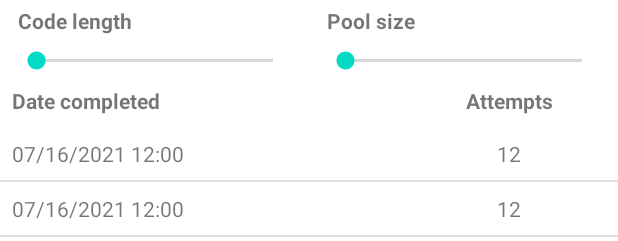
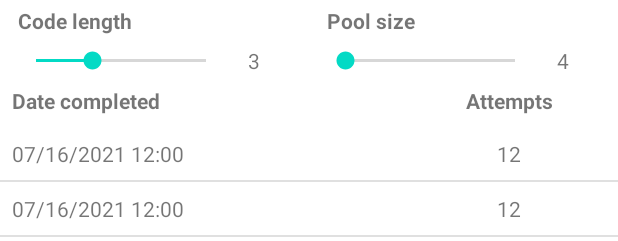
Before and after one commit to wyldus/codebreaker-android, an Android app: the layout fragment_scoreboard.xml on its own in the app's theme, with its tools: preview values and no code run, on a phone screen of 412 x 824 dp. Shown: the top 241 px of the screen. Run offline under Robolectric (Android 15) with nearby library versions, the phone set to English and light mode, and no system bars; network calls fail.

Commit message:
functional ScoreboardFragment

```diff
--- a/app/src/main/res/layout/fragment_scoreboard.xml
+++ b/app/src/main/res/layout/fragment_scoreboard.xml
@@ -32,18 +32,50 @@
     android:layout_width="0dp"
     android:layout_height="wrap_content"
     android:layout_margin="@dimen/half_control_spacing"
+    android:max="@integer/code_length_pref_max"
+    android:min="@integer/code_length_pref_min"
+    android:progress="@integer/code_length_pref_default"
     app:layout_constraintTop_toBottomOf="@id/code_length_label"
     app:layout_constraintStart_toStartOf="parent"
-    app:layout_constraintEnd_toStartOf="@id/pool_size"/>
+    app:layout_constraintEnd_toStartOf="@id/code_length_display"
+    app:layout_constraintHorizontal_weight="4"/>
+
+  <TextView
+    android:id="@+id/code_length_display"
+    android:layout_width="0dp"
+    android:layout_height="wrap_content"
+    android:layout_margin="@dimen/half_static_spacing"
+    app:layout_constraintTop_toTopOf="@id/code_length"
+    app:layout_constraintBottom_toBottomOf="@id/code_length"
+    app:layout_constraintStart_toEndOf="@id/code_length"
+    app:layout_constraintEnd_toStartOf="@id/pool_size"
+    app:layout_constraintHorizontal_weight="1"
+    tools:text="3"/>
 
   <SeekBar
     android:id="@+id/pool_size"
     android:layout_width="0dp"
     android:layout_height="wrap_content"
     android:layout_margin="@dimen/half_control_spacing"
+    android:max="@integer/pool_size_pref_max"
+    android:min="@integer/pool_size_pref_min"
+    android:progress="@integer/pool_size_pref_default"
     app:layout_constraintTop_toBottomOf="@id/pool_size_label"
+    app:layout_constraintEnd_toStartOf="@id/pool_size_display"
+    app:layout_constraintStart_toEndOf="@id/code_length_display"
+    app:layout_constraintHorizontal_weight="4"/>
+
+  <TextView
+    android:id="@+id/pool_size_display"
+    android:layout_width="0dp"
+    android:layout_height="wrap_content"
+    android:layout_margin="@dimen/half_static_spacing"
+    app:layout_constraintTop_toTopOf="@id/pool_size"
+    app:layout_constraintBottom_toBottomOf="@id/pool_size"
+    app:layout_constraintStart_toEndOf="@id/pool_size"
     app:layout_constraintEnd_toEndOf="parent"
-    app:layout_constraintStart_toEndOf="@id/code_length"/>
+    app:layout_constraintHorizontal_weight="1"
+    tools:text="4"/>
 
   <LinearLayout
     android:id="@+id/header_container"
```
Also changed, not shown: app/src/main/java/edu/cnm/deepdive/codebreaker/controller/ScoreboardFragment.java (+49 -9 lines), app/src/main/java/edu/cnm/deepdive/codebreaker/viewmodel/GameViewModel.java (+32 -8 lines).
